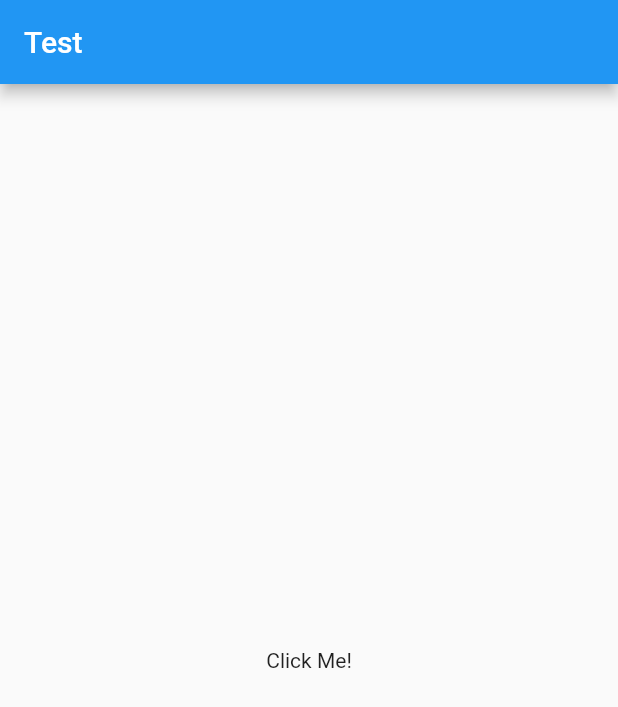
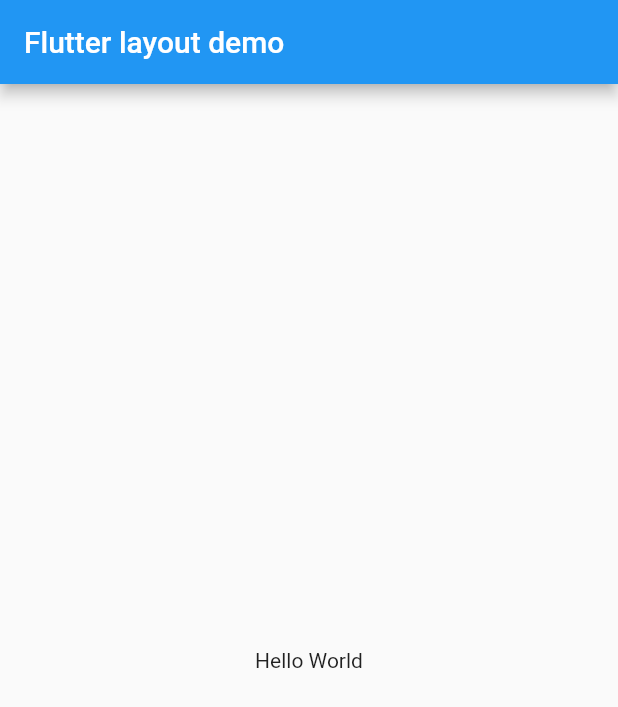
Before and after one commit to Choicelin/dart-snippet, a Flutter app: the screen it shows after launch, on a phone screen of 412 x 824 dp. Shown: the top 707 px of the screen. Run offline on Flutter 3.47's test engine with Material 2 defaults, Android fonts, the phone set to English and light mode, and no system bars.

Commit message:
learn layout

```diff
--- a/code_china/lib/main.dart
+++ b/code_china/lib/main.dart
@@ -1,45 +1,18 @@
 import 'package:flutter/material.dart';
 
-void main() => runApp(new MyStatefulWidget());
+void main() => runApp(MyApp());
 
-class MyStatefulWidget extends StatefulWidget {
-  @override
-  State<StatefulWidget> createState() {
-    return new MyStatefulWidgetState();
-  }
-}
-
-class MyStatefulWidgetState extends State<MyStatefulWidget> {
-
-  String text = "Click Me!";
-
-  changeText() {
-    if (text == "Click Me!") {
-      setState(() {
-        text = "Aha World!";
-      });
-    } else {
-      setState(() {
-        text = "Click Me!";
-      });
-    }
-  }
-
+class MyApp extends StatelessWidget {
   @override
   Widget build(BuildContext context) {
-    return new MaterialApp(
-      title: "Test",
-      home: new Scaffold(
-        appBar: new AppBar(
-          title: new Text("Test"),
+    return MaterialApp(
+      title: 'Flutter layout demo',
+      home: Scaffold(
+        appBar: AppBar(
+          title: Text('Flutter layout demo'),
         ),
-        body: new Center(
-          child: new InkWell(
-            child: new Text(text),
-            onTap: () {
-              this.changeText();
-            },
-          ),
+        body: Center(
+          child: Text('Hello World'),
         ),
       ),
     );
```
